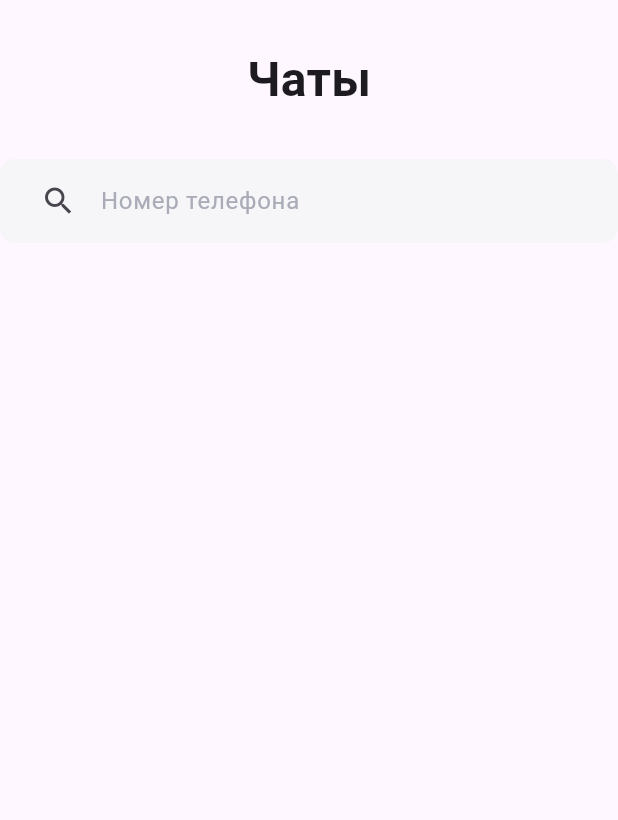
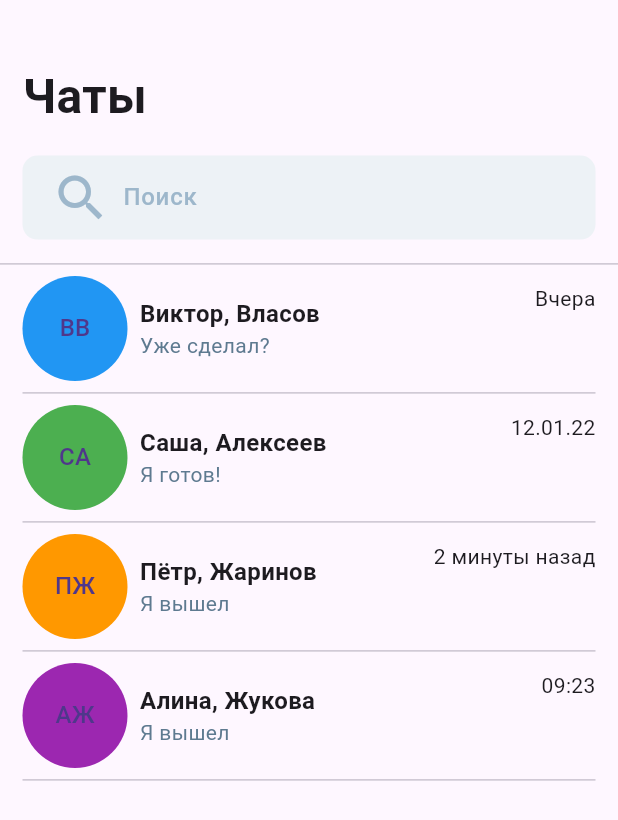
Before and after one commit to Kamolfl/Chat-App, a Flutter app: the screen it shows after launch, on a phone screen of 412 x 824 dp. Shown: the top 820 px of the screen. Run offline on Flutter 3.47's test engine with Material 3 defaults, Android fonts, the phone set to English and light mode, and no system bars.

Commit message:
added the first screen

```diff
--- /dev/null
+++ b/lib/home_screen/model/chat_user.dart
@@ -0,0 +1,8 @@
+class ChatUser {
+  final String firstName;
+  final String lastName;
+  final String lastMessage;
+  final String lastSeen;
+
+  ChatUser({required this.firstName, required this.lastName, required this.lastMessage, required this.lastSeen});
+}
--- a/lib/home_screen/screen/home_screen.dart
+++ b/lib/home_screen/screen/home_screen.dart
@@ -1,4 +1,6 @@
 import 'package:flutter/material.dart';
+
+import '../model/chat_user.dart';
 
 class HomeScreen extends StatefulWidget {
   const HomeScreen({super.key});
@@ -9,7 +11,25 @@ class HomeScreen extends StatefulWidget {
 
 class _HomeScreenState extends State<HomeScreen> {
   final TextEditingController _searchController = TextEditingController();
+  final List<ChatUser> chatUsers = [
+    ChatUser(firstName: 'Виктор', lastName: 'Власов', lastMessage: 'Уже сделал?', lastSeen: 'Вчера'),
+    ChatUser(firstName: 'Саша', lastName: 'Алексеев', lastMessage: 'Я готов!', lastSeen: '12.01.22'),
+    ChatUser(firstName: 'Пётр', lastName: 'Жаринов', lastMessage: 'Я вышел', lastSeen: '2 минуты назад'),
+    ChatUser(firstName: 'Алина', lastName: 'Жукова', lastMessage: 'Я вышел', lastSeen: '09:23'),
+  ];
 
+  List<Color> avatarColors = [
+    Colors.blue,
+    Colors.green,
+    Colors.orange,
+    Colors.purple,
+    Colors.red,
+    Colors.teal,
+    Colors.indigo,
+    Colors.amber,
+    Colors.brown,
+    Colors.pink,
+  ];
 
   @override
   Widget build(BuildContext context) {
@@ -17,32 +37,87 @@ class _HomeScreenState extends State<HomeScreen> {
       body: Column(
         children: [
           Padding(
-            padding: const EdgeInsets.all(30),
-            child: Text('Чаты', style: TextStyle(fontSize: 32, fontWeight: FontWeight.w600)),
-          ),
+            padding: const EdgeInsets.symmetric(horizontal: 15),
+            child: Column(
+              crossAxisAlignment: CrossAxisAlignment.start,
+              children: [
+                SizedBox(height: MediaQuery.of(context).size.height * 0.05),
+                const Text('Чаты', style: TextStyle(fontSize: 32, fontWeight: FontWeight.w600)),
+                SizedBox(height: MediaQuery.of(context).size.height * 0.02),
                 Container(
                   decoration: BoxDecoration(
                     borderRadius: BorderRadius.circular(10),
-              color: const Color(0xFFF6F6F9),
-              // color: const Color(0x00eb5757).withOpacity(0.15),
+                    color: const Color(0xFFEDF2F6),
                   ),
                   child: Padding(
                     padding: const EdgeInsets.symmetric(horizontal: 15),
                     child: TextFormField(
                       controller: _searchController,
                       decoration: const InputDecoration(
-                  prefixIcon: Icon(Icons.search),
-                  labelText: 'Номер телефона',
+                        prefixIcon: Icon(Icons.search, size: 40, color: Color(0xFF9DB7CB)),
+                        labelText: 'Поиск',
                         labelStyle: TextStyle(
                           fontSize: 16,
-                    fontWeight: FontWeight.w400,
-                    color: Color(0xFFA9ABB7),
+                          fontWeight: FontWeight.w500,
+                          color: Color(0xFF9DB7CB),
                         ),
                         border: InputBorder.none,
                       ),
                     ),
                   ),
+                ),
+                SizedBox(height: MediaQuery.of(context).size.height * 0.01),
+              ],
+            ),
+          ),
+          const Divider(),
+          Expanded(
+            child: ListView.builder(
+              itemCount: chatUsers.length,
+              itemBuilder: (context, index) {
+                ChatUser user = chatUsers[index];
+                return Padding(
+                  padding: const EdgeInsets.symmetric(horizontal: 15),
+                  child: Column(
+                    children: [
+                      Container(
+                        width: double.infinity,
+                        // height: MediaQuery.of(context).size.height * 0.12,
+                        child: InkWell(
+                          onTap: () {
+
+                          },
+                          child: Row(
+                            children: [
+                              CircleAvatar(
+                                radius: 35,
+                                backgroundColor: avatarColors[index],
+                                child: Text('${user.firstName[0]}${user.lastName[0]}'),
+                              ),
+                              SizedBox(width: MediaQuery.of(context).size.width * 0.02),
+                              Column(
+                                  crossAxisAlignment: CrossAxisAlignment.start,
+                                  children: [
+                                    Text('${user.firstName}, ${user.lastName}', style: const TextStyle(fontSize: 16, fontWeight: FontWeight.w600)),
+                                    Text(user.lastMessage, style: const TextStyle(color: Color(0xFF5E7A90))),
+                                  ]
+                              ),
+                              Spacer(),
+                              Transform.translate(
+                                offset: Offset(0, -20), // Установите отрицательное значение смещения
+                                child: Text(user.lastSeen),
                               )
+                            ],
+                          ),
+                        ),
+                      ),
+                      const Divider(),
+                    ],
+                  ),
+                );
+              },
+            ),
+          ),
         ],
       ),
     );
```
Lines whose indentation alone changed are shown as unchanged.
